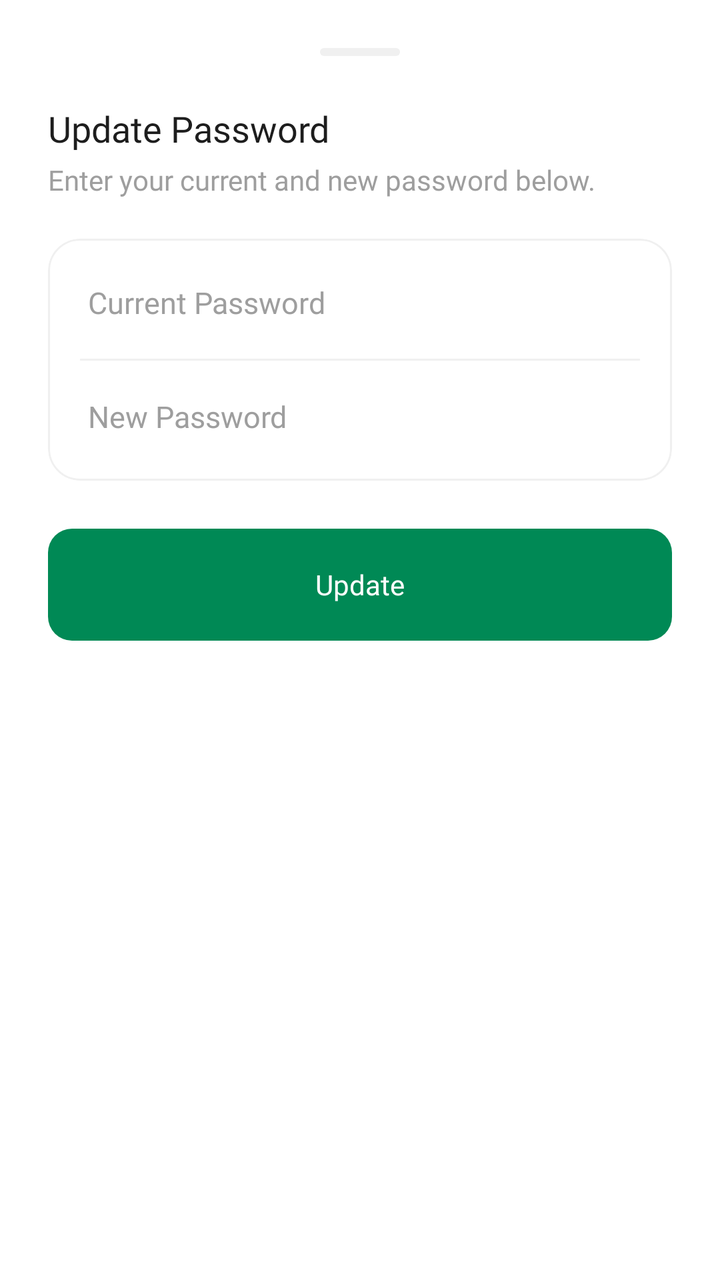
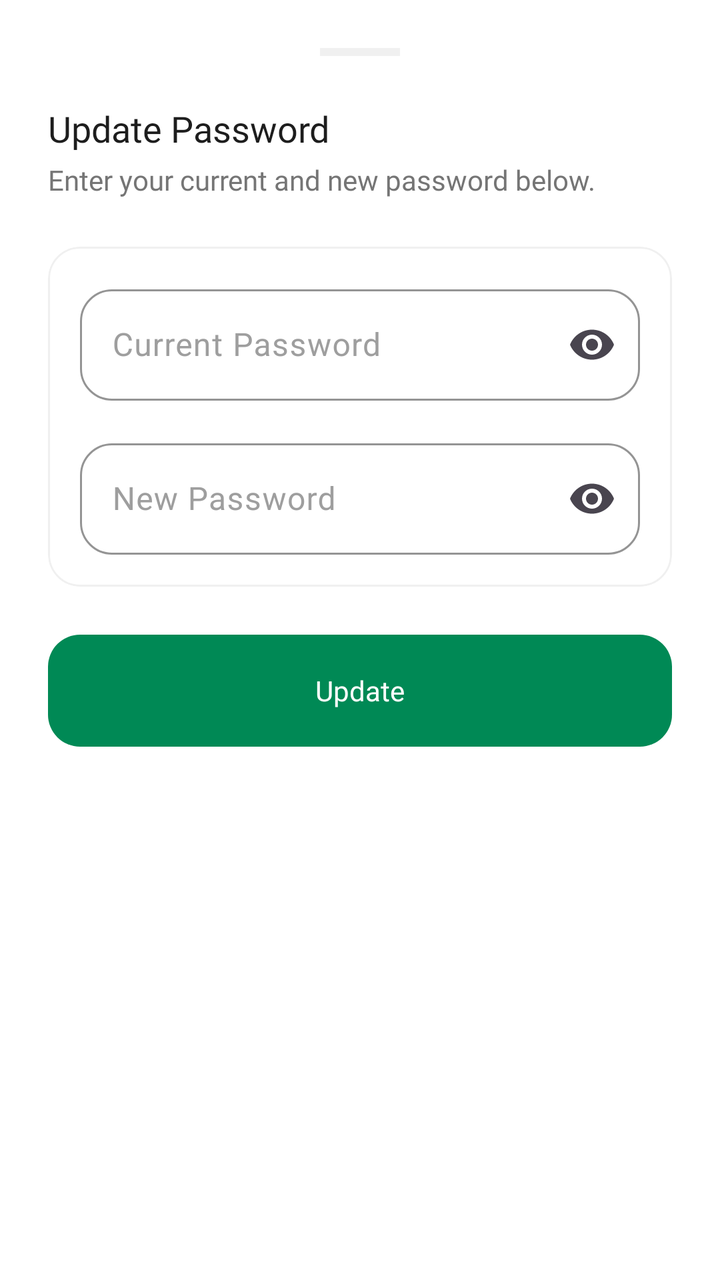

Before-and-after screenshots of an Android layout around one commit, followed by the original layout XML and the change that was made.
<!-- AndroidManifest.xml: application theme Theme.Carti -->
<!-- res/layout/dialog_change_password.xml -->
<?xml version="1.0" encoding="utf-8"?>
<LinearLayout xmlns:android="http://schemas.android.com/apk/res/android"
    xmlns:app="http://schemas.android.com/apk/res-auto"
    xmlns:tools="http://schemas.android.com/tools"
    android:layout_width="match_parent"
    android:layout_height="wrap_content"
    android:background="@drawable/bg_dialog_ios"
    android:orientation="vertical"
    android:padding="@dimen/spacing_large">

    <View
        android:layout_width="@dimen/handle_width"
        android:layout_height="@dimen/handle_height"
        android:layout_gravity="center_horizontal"
        android:layout_marginBottom="@dimen/spacing_large"
        android:background="@drawable/bg_handle_dialog" />

    <TextView
        android:id="@+id/tv_dialog_title"
        style="@style/CartiHeader"
        android:layout_width="wrap_content"
        android:layout_height="wrap_content"
        android:text="@string/dialog_update_password_title" />

    <TextView
        style="@style/CartiSubHeader"
        android:layout_width="wrap_content"
        android:layout_height="wrap_content"
        android:layout_marginTop="@dimen/spacing_xs"
        android:text="@string/desc_password"
        android:textColor="@color/text_tertiary" />

    <com.google.android.material.card.MaterialCardView
        android:layout_width="match_parent"
        android:layout_height="wrap_content"
        android:layout_marginTop="@dimen/text_size_h1"
        style="@style/CartiCard">

        <LinearLayout
            android:layout_width="match_parent"
            android:layout_height="wrap_content"
            android:orientation="vertical"
            android:padding="@dimen/spacing_xs">

            <EditText
                android:id="@+id/etOldPassword"
                style="@style/CartiEditText"
                android:layout_width="match_parent"
                android:layout_height="@dimen/button_height_standard"
                android:hint="@string/hint_current_password"
                android:importantForAutofill="no"
                android:inputType="textPassword" />

            <View
                android:layout_width="match_parent"
                android:layout_height="@dimen/divider_thickness"
                android:layout_marginHorizontal="@dimen/radius_medium"
                android:background="@color/card_border" />

            <EditText
                android:id="@+id/etNewPassword"
                style="@style/CartiEditText"
                android:layout_width="match_parent"
                android:layout_height="@dimen/button_height_standard"
                android:hint="@string/hint_new_password"
                android:importantForAutofill="no"
                android:inputType="textPassword" />

        </LinearLayout>

    </com.google.android.material.card.MaterialCardView>

    <com.google.android.material.button.MaterialButton
        android:id="@+id/btn_update"
        style="@style/CartiButton.Primary"
        android:layout_width="match_parent"
        android:layout_height="@dimen/button_height_standard"
        android:layout_marginTop="@dimen/spacing_large"
        android:text="@string/btn_update" />

</LinearLayout>
<!-- resources referenced by this layout -->
<resources>
  <color name="card_border">#F0F0F0</color>
  <color name="text_tertiary">#9E9E9E</color>
  <dimen name="button_height_standard">56dp</dimen>
  <dimen name="divider_thickness">1dp</dimen>
  <dimen name="handle_height">4dp</dimen>
  <dimen name="handle_width">40dp</dimen>
  <dimen name="radius_medium">12dp</dimen>
  <dimen name="spacing_large">24dp</dimen>
  <dimen name="spacing_xs">4dp</dimen>
  <dimen name="text_size_h1">20sp</dimen>
  <!-- drawable bg_dialog_ios (drawable) -->
  <?xml version="1.0" encoding="utf-8"?>
  <shape xmlns:android="http://schemas.android.com/apk/res/android">
      <solid android:color="@color/white" />
      <corners
          android:topLeftRadius="24dp"
          android:topRightRadius="24dp" />
  </shape>
  <!-- drawable bg_handle_dialog (drawable) -->
  <?xml version="1.0" encoding="utf-8"?>
  <shape xmlns:android="http://schemas.android.com/apk/res/android">
      <solid android:color="@color/card_border" />
      <corners android:radius="2dp" />
  </shape>
  <string name="btn_update">Update</string>
  <string name="desc_password">Enter your current and new password below.</string>
  <string name="dialog_update_password_title">Update Password</string>
  <string name="hint_current_password">Current Password</string>
  <string name="hint_new_password">New Password</string>
  <style name="CartiButton.Primary">
          <item name="backgroundTint">@color/carti_primary_green</item>
          <item name="android:textColor">@color/white</item>
      </style>
  <style name="CartiCard" parent="Widget.Material3.CardView.Elevated">
          <item name="cardElevation">0dp</item>
          <item name="cardCornerRadius">@dimen/card_corner_radius</item>
          <item name="strokeColor">@color/border_subtle</item>
          <item name="strokeWidth">@dimen/stroke_width_thin</item>
          <item name="cardBackgroundColor">@color/white</item>
      </style>
  <style name="CartiEditText">
          <item name="android:layout_height">@dimen/input_height_standard</item>
          <item name="android:paddingHorizontal">@dimen/spacing_medium</item>
          <item name="android:background">@android:color/transparent</item>
          <item name="android:fontFamily">@font/plus_jakarta_sans_medium</item>
          <item name="android:textColor">@color/text_primary</item>
          <item name="android:textColorHint">@color/text_tertiary</item>
          <item name="android:textSize">@dimen/text_size_body_large</item>
      </style>
  <style name="CartiHeader">
          <item name="android:fontFamily">@font/plus_jakarta_sans_bold</item>
          <item name="android:textColor">@color/text_primary</item>
          <item name="android:textSize">@dimen/text_size_header</item>
      </style>
  <style name="CartiSubHeader">
          <item name="android:fontFamily">@font/plus_jakarta_sans_medium</item>
          <item name="android:textColor">@color/text_secondary</item>
          <item name="android:textSize">@dimen/text_size_body</item>
      </style>
  <style name="Theme.Carti" parent="Base.Theme.Carti" />
  <color name="white">#FFFFFFFF</color>
  <color name="carti_primary_green">#008955</color>
  <dimen name="card_corner_radius">16dp</dimen>
  <color name="border_subtle">#F0F0F0</color>
  <dimen name="stroke_width_thin">1dp</dimen>
  <dimen name="input_height_standard">52dp</dimen>
  <dimen name="spacing_medium">16dp</dimen>
  <color name="text_primary">#1D1D1D</color>
  <dimen name="text_size_body_large">15sp</dimen>
  <dimen name="text_size_header">18sp</dimen>
  <color name="text_secondary">#757575</color>
  <dimen name="text_size_body">14sp</dimen>
  <style name="Base.Theme.Carti" parent="Theme.Material3.DayNight.NoActionBar">
          <item name="colorPrimary">@color/carti_primary_green</item>
          <item name="android:windowBackground">@color/white</item>
          <item name="android:statusBarColor">@color/white</item>
          <item name="android:windowLightStatusBar" tools:targetApi="m">true</item>
          <item name="android:navigationBarColor">@color/white</item>
      </style>
</resources>

<!-- the commit's change to res/layout/dialog_change_password.xml (unified diff, before → after) -->
@@ -4,7 +4,7 @@
     xmlns:tools="http://schemas.android.com/tools"
     android:layout_width="match_parent"
     android:layout_height="wrap_content"
-    android:background="@drawable/bg_dialog_ios"
+    android:background="@drawable/bg_bottom_sheet_white"
     android:orientation="vertical"
     android:padding="@dimen/spacing_large">
 
@@ -13,7 +13,7 @@
         android:layout_height="@dimen/handle_height"
         android:layout_gravity="center_horizontal"
         android:layout_marginBottom="@dimen/spacing_large"
-        android:background="@drawable/bg_handle_dialog" />
+        android:background="@color/border_subtle" />
 
     <TextView
         android:id="@+id/tv_dialog_title"
@@ -27,54 +27,57 @@
         android:layout_width="wrap_content"
         android:layout_height="wrap_content"
         android:layout_marginTop="@dimen/spacing_xs"
-        android:text="@string/desc_password"
-        android:textColor="@color/text_tertiary" />
+        android:text="@string/desc_password" />
 
     <com.google.android.material.card.MaterialCardView
+        style="@style/CartiCard"
         android:layout_width="match_parent"
         android:layout_height="wrap_content"
-        android:layout_marginTop="@dimen/text_size_h1"
-        style="@style/CartiCard">
+        android:layout_marginTop="@dimen/spacing_large">
 
         <LinearLayout
             android:layout_width="match_parent"
             android:layout_height="wrap_content"
             android:orientation="vertical"
-            android:padding="@dimen/spacing_xs">
+            android:padding="@dimen/spacing_medium">
 
-            <EditText
-                android:id="@+id/etOldPassword"
-                style="@style/CartiEditText"
+            <com.google.android.material.textfield.TextInputLayout
                 android:layout_width="match_parent"
-                android:layout_height="@dimen/button_height_standard"
+                android:layout_height="wrap_content"
                 android:hint="@string/hint_current_password"
-                android:importantForAutofill="no"
-                android:inputType="textPassword" />
+                app:endIconMode="password_toggle"
+                style="@style/CartiInputLayout">
 
-            <View
+                <com.google.android.material.textfield.TextInputEditText
+                    android:id="@+id/etOldPassword"
+                    android:layout_width="match_parent"
+                    android:layout_height="wrap_content"
+                    android:inputType="textPassword" />
+            </com.google.android.material.textfield.TextInputLayout>
+
+            <com.google.android.material.textfield.TextInputLayout
                 android:layout_width="match_parent"
-                android:layout_height="@dimen/divider_thickness"
-                android:layout_marginHorizontal="@dimen/radius_medium"
-                android:background="@color/card_border" />
+                android:layout_height="wrap_content"
+                android:layout_marginTop="@dimen/spacing_medium"
+                android:hint="@string/hint_new_password"
+                app:endIconMode="password_toggle"
+                style="@style/CartiInputLayout">
 
-            <EditText
-                android:id="@+id/etNewPassword"
-                style="@style/CartiEditText"
-                android:layout_width="match_parent"
-                android:layout_height="@dimen/button_height_standard"
-                android:hint="@string/hint_new_password"
-                android:importantForAutofill="no"
-                android:inputType="textPassword" />
+                <com.google.android.material.textfield.TextInputEditText
+                    android:id="@+id/etNewPassword"
+                    android:layout_width="match_parent"
+                    android:layout_height="wrap_content"
+                    android:inputType="textPassword" />
+            </com.google.android.material.textfield.TextInputLayout>
 
         </LinearLayout>
-
     </com.google.android.material.card.MaterialCardView>
 
     <com.google.android.material.button.MaterialButton
         android:id="@+id/btn_update"
         style="@style/CartiButton.Primary"
         android:layout_width="match_parent"
-        android:layout_height="@dimen/button_height_standard"
+        android:layout_height="wrap_content"
         android:layout_marginTop="@dimen/spacing_large"
         android:text="@string/btn_update" />
 
<!-- resource entries referenced after the edit -->
@@ -1,28 +1,17 @@
 <!-- resources referenced by this layout -->
 <resources>
-  <color name="card_border">#F0F0F0</color>
   <color name="text_tertiary">#9E9E9E</color>
-  <dimen name="button_height_standard">56dp</dimen>
-  <dimen name="divider_thickness">1dp</dimen>
   <dimen name="handle_height">4dp</dimen>
   <dimen name="handle_width">40dp</dimen>
-  <dimen name="radius_medium">12dp</dimen>
   <dimen name="spacing_large">24dp</dimen>
   <dimen name="spacing_xs">4dp</dimen>
-  <dimen name="text_size_h1">20sp</dimen>
-  <!-- drawable bg_dialog_ios (drawable) -->
+  <!-- drawable bg_bottom_sheet_white (drawable) -->
   <?xml version="1.0" encoding="utf-8"?>
   <shape xmlns:android="http://schemas.android.com/apk/res/android">
       <solid android:color="@color/white" />
       <corners
-          android:topLeftRadius="24dp"
-          android:topRightRadius="24dp" />
-  </shape>
-  <!-- drawable bg_handle_dialog (drawable) -->
-  <?xml version="1.0" encoding="utf-8"?>
-  <shape xmlns:android="http://schemas.android.com/apk/res/android">
-      <solid android:color="@color/card_border" />
-      <corners android:radius="2dp" />
+          android:topLeftRadius="@dimen/radius_large"
+          android:topRightRadius="@dimen/radius_large" />
   </shape>
   <string name="btn_update">Update</string>
   <string name="desc_password">Enter your current and new password below.</string>
@@ -36,23 +25,24 @@
   <style name="CartiCard" parent="Widget.Material3.CardView.Elevated">
           <item name="cardElevation">0dp</item>
           <item name="cardCornerRadius">@dimen/card_corner_radius</item>
+          <item name="shapeAppearance">@style/ShapeAppearance.Carti.Medium</item>
           <item name="strokeColor">@color/border_subtle</item>
           <item name="strokeWidth">@dimen/stroke_width_thin</item>
           <item name="cardBackgroundColor">@color/white</item>
-      </style>
-  <style name="CartiEditText">
-          <item name="android:layout_height">@dimen/input_height_standard</item>
-          <item name="android:paddingHorizontal">@dimen/spacing_medium</item>
-          <item name="android:background">@android:color/transparent</item>
-          <item name="android:fontFamily">@font/plus_jakarta_sans_medium</item>
-          <item name="android:textColor">@color/text_primary</item>
-          <item name="android:textColorHint">@color/text_tertiary</item>
-          <item name="android:textSize">@dimen/text_size_body_large</item>
       </style>
   <style name="CartiHeader">
           <item name="android:fontFamily">@font/plus_jakarta_sans_bold</item>
           <item name="android:textColor">@color/text_primary</item>
           <item name="android:textSize">@dimen/text_size_header</item>
+      </style>
+  <style name="CartiInputLayout" parent="Widget.Material3.TextInputLayout.OutlinedBox">
+          <item name="shapeAppearance">@style/ShapeAppearance.Carti.Medium</item>
+          <item name="boxStrokeColor">@color/carti_primary_green</item>
+          <item name="hintTextColor">@color/carti_primary_green</item>
+          <item name="android:textColorHint">@color/text_tertiary</item>
+          <item name="boxStrokeWidth">1dp</item>
+          <item name="boxStrokeWidthFocused">2dp</item>
+          <item name="boxBackgroundColor">@color/white</item>
       </style>
   <style name="CartiSubHeader">
           <item name="android:fontFamily">@font/plus_jakarta_sans_medium</item>
@@ -61,14 +51,16 @@
       </style>
   <style name="Theme.Carti" parent="Base.Theme.Carti" />
   <color name="white">#FFFFFFFF</color>
+  <dimen name="radius_large">16dp</dimen>
   <color name="carti_primary_green">#008955</color>
   <dimen name="card_corner_radius">16dp</dimen>
+  <style name="ShapeAppearance.Carti.Medium" parent="ShapeAppearance.Material3.Corner.Medium">
+          <item name="cornerSize">@dimen/card_corner_radius</item>
+      </style>
   <color name="border_subtle">#F0F0F0</color>
   <dimen name="stroke_width_thin">1dp</dimen>
-  <dimen name="input_height_standard">52dp</dimen>
   <dimen name="spacing_medium">16dp</dimen>
   <color name="text_primary">#1D1D1D</color>
-  <dimen name="text_size_body_large">15sp</dimen>
   <dimen name="text_size_header">18sp</dimen>
   <color name="text_secondary">#757575</color>
   <dimen name="text_size_body">14sp</dimen>
